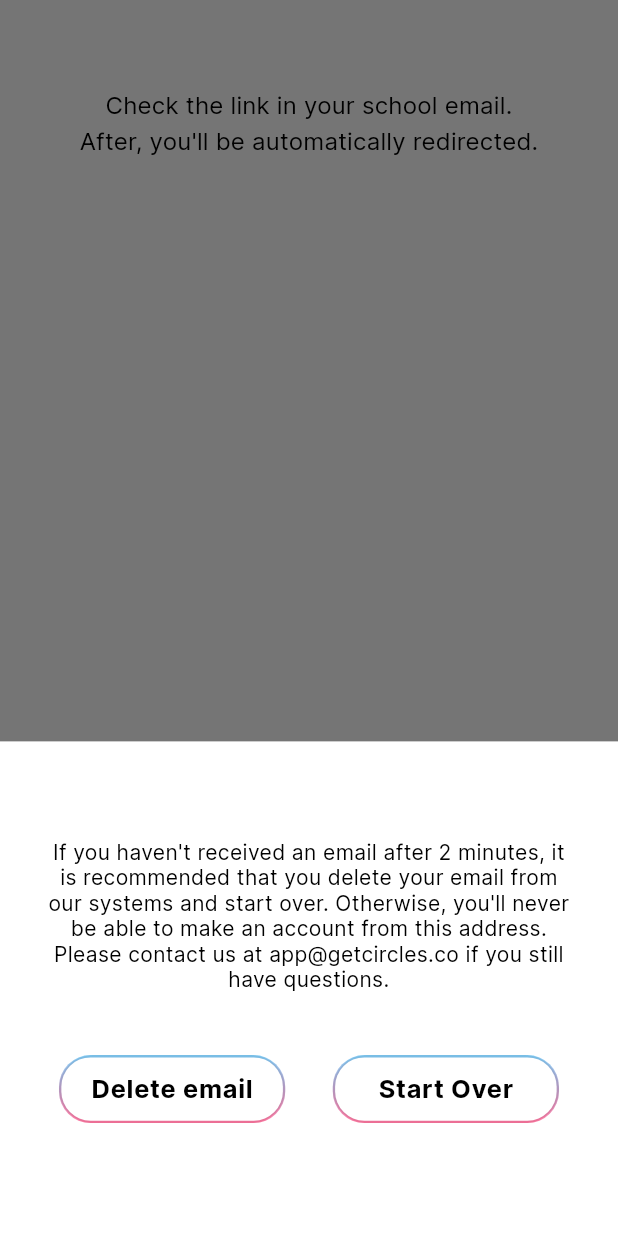
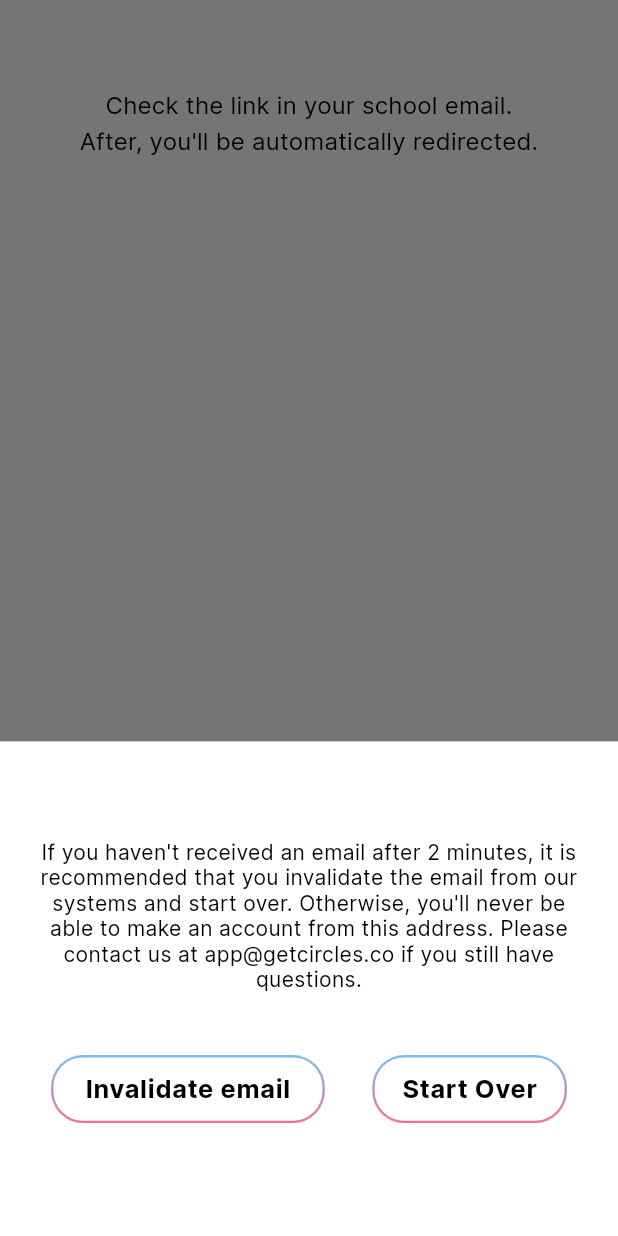
Before and after one commit to Ian2x/hs_connect, a Flutter app: the WaitVerification screen opened directly with empty values, after a tap on "Didn't get it? Click here.", on a phone screen of 412 x 824 dp. Run offline on Flutter 3.47's test engine with Material 2 defaults, Android fonts, the phone set to English and light mode, and no system bars; our stand-ins replace bubble, cached_network_image, cloud_firestore, dismissible_page, firebase_auth, firebase_core and 13 more; accounts and stored records are empty; network calls fail.

Commit message:
a commit

```diff
--- a/lib/screens/authenticate/aboutUs.dart
+++ b/lib/screens/authenticate/aboutUs.dart
@@ -25,7 +25,7 @@ class AboutUs extends StatelessWidget {
           child: Column(
             crossAxisAlignment: CrossAxisAlignment.center,
             children: [
-              SizedBox(height: 68 * hp),
+              SizedBox(height: MediaQuery.of(context).padding.top+5*hp),
               Row(
                 children: [
                   SizedBox(width: 10 * wp),
--- a/lib/screens/authenticate/emailVerificationErrorSheet.dart
+++ b/lib/screens/authenticate/emailVerificationErrorSheet.dart
@@ -27,9 +27,9 @@ class _EmailVerificationErrorSheetState extends State<EmailVerificationErrorShee
   @override
   void initState() {
     if (widget.emailDeleted) {
-      deleteEmail = 'Email deleted';
+      deleteEmail = 'Email invalidated';
     } else {
-      deleteEmail = 'Delete email';
+      deleteEmail = 'Invalidate email';
     }
     super.initState();
   }
@@ -42,14 +42,14 @@ class _EmailVerificationErrorSheetState extends State<EmailVerificationErrorShee
     final wp = Provider.of<HeightPixel>(context).value;
 
     return Container(
-        padding: EdgeInsets.fromLTRB(30*wp, 25*hp, 30*wp, 35*hp),
+        padding: EdgeInsets.fromLTRB(20*wp, 25*hp, 20*wp, 35*hp),
         color: Colors.white,
         alignment: Alignment.center,
         child: Column(
           mainAxisAlignment: MainAxisAlignment.center,
           children: <Widget>[
             Text(
-                "If you haven't received an email after 2 minutes, it is recommended that you delete your email from our systems and start over. Otherwise, you'll never be able to make an account from this address. Please contact us at app@getcircles.co if you still have questions.",
+                "If you haven't received an email after 2 minutes, it is recommended that you invalidate the email from our systems and start over. Otherwise, you'll never be able to make an account from this address. Please contact us at app@getcircles.co if you still have questions.",
                 textAlign: TextAlign.center,
                 style: Theme.of(context).textTheme.bodyText2?.copyWith(color: Colors.black)),
             SizedBox(
@@ -59,13 +59,13 @@ class _EmailVerificationErrorSheetState extends State<EmailVerificationErrorShee
               Spacer(),
               MyOutlinedButton(
                 onPressed: () async {
-                  if (deleteEmail=='Delete email') {
+                  if (deleteEmail=='Invalidate email') {
                     try {
                       widget.cancelTimer();
                       await FirebaseAuth.instance.currentUser!.delete();
                       widget.onDeleteEmail();
                       if (mounted) {
-                        setState(() => deleteEmail = 'Email deleted');
+                        setState(() => deleteEmail = 'Email invalidated');
                       }
                     } on FirebaseAuthException catch (e) {
                       if (mounted) {
@@ -77,10 +77,11 @@ class _EmailVerificationErrorSheetState extends State<EmailVerificationErrorShee
                 gradient: Gradients.blueRed(begin: Alignment.topCenter, end: Alignment.bottomCenter),
                 borderRadius: 20*hp,
                 thickness: 1.5*hp,
+                padding: EdgeInsets.symmetric(horizontal: 15*wp),
                 backgroundColor: Colors.white,
                 child: Container(
                   height: 40*hp,
-                  width: 140*hp,
+                  width: 140*wp,
                   child: Column(
                     mainAxisAlignment: MainAxisAlignment.center,
                     children: [
@@ -104,7 +105,7 @@ class _EmailVerificationErrorSheetState extends State<EmailVerificationErrorShee
                 backgroundColor: Colors.white,
                 child: Container(
                   height: 40*hp,
-                  width: 140*hp,
+                  width: 120*wp,
                   child: Column(
                     mainAxisAlignment: MainAxisAlignment.center,
                     children: [
--- a/lib/screens/home/postView/postCard.dart
+++ b/lib/screens/home/postView/postCard.dart
@@ -178,8 +178,8 @@ class _PostCardState extends State<PostCard> with AutomaticKeepAliveClientMixin<
                       SizedBox(width:10*wp),
                       buildGroupCircle(
                           groupImage: group!=null ? group!.image : null,
-                          height: 20*hp,
-                          width: 20*hp,
+                          height: 24*hp,
+                          width: 24*hp,
                           context: context,
                           backgroundColor: colorScheme.surface),
                       SizedBox(width: 5*wp),
```
